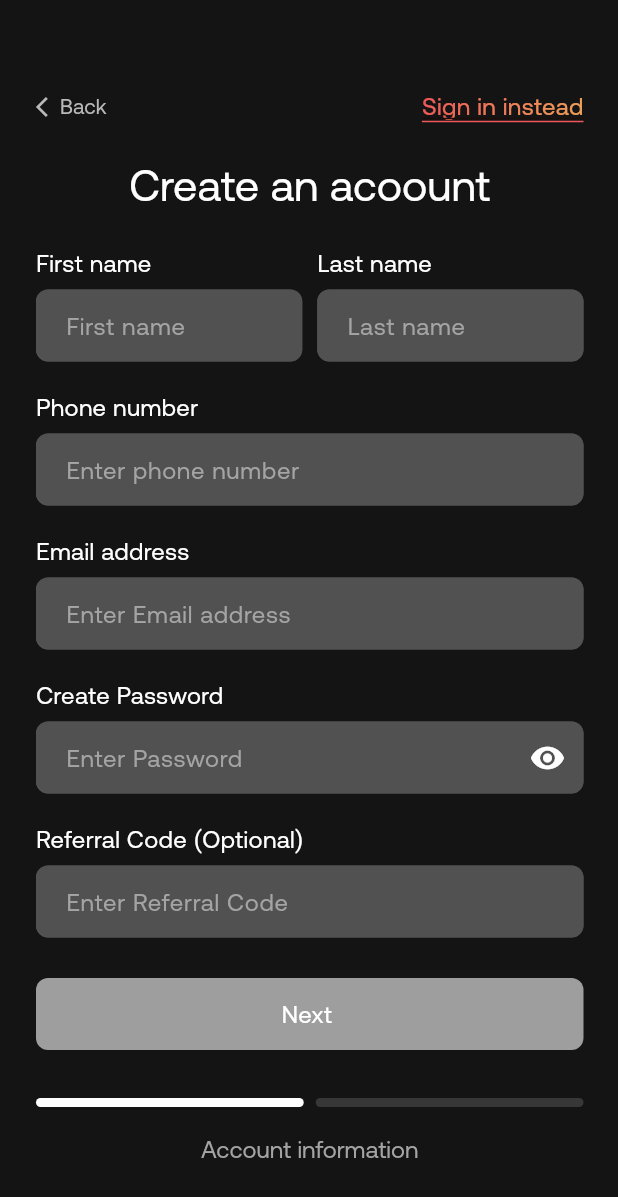
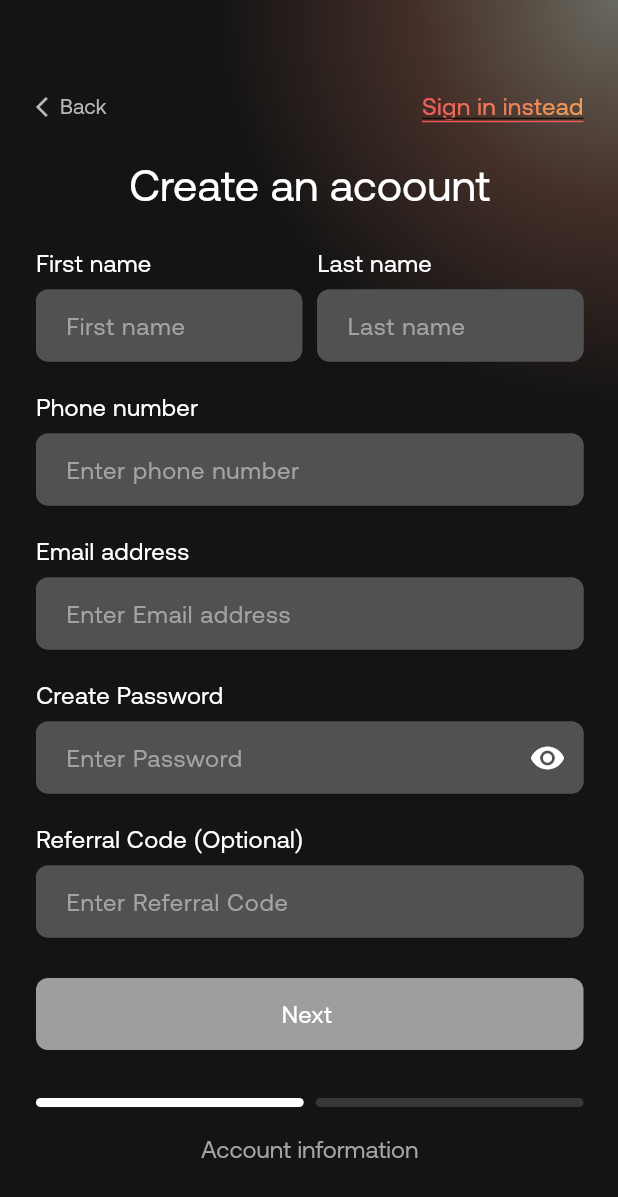
Before and after one commit to Charlie-97/softweb_assessment, a Flutter app: the screen it shows after launch, after a tap on "Create Account", on a phone screen of 412 x 824 dp. Shown: the top 1197 px of the screen. Run offline on Flutter 3.47's test engine with Material 3 defaults, Android fonts, the phone set to English and light mode, and no system bars; our stand-ins replace flutter_svg, gap, pinput.

Commit message:
Fix: Added background gradient

```diff
--- a/lib/ui/common/theming/gradients.dart
+++ b/lib/ui/common/theming/gradients.dart
@@ -19,3 +19,9 @@ final LinearGradient buttonGradient = LinearGradient(
   begin: Alignment.bottomRight,
   end: Alignment.topCenter,
 );
+
+const RadialGradient backgroundGradient = RadialGradient(
+  colors: [Color(0xFF69695F), Color(0xFF442F28), appBlack],
+  center: Alignment.topRight,
+  radius: 1,
+);
--- /dev/null
+++ b/lib/ui/common/widgets/background_gradient.dart
@@ -0,0 +1,21 @@
+import 'package:flutter/material.dart';
+
+import '../theming/gradients.dart';
+
+class BackgroundGradient extends StatelessWidget {
+  const BackgroundGradient({
+    super.key,
+  });
+
+  @override
+  Widget build(BuildContext context) {
+    return Align(
+      alignment: Alignment.topRight,
+      child: Container(
+        width: MediaQuery.sizeOf(context).width * .75,
+        height: MediaQuery.sizeOf(context).width * .65,
+        decoration: const BoxDecoration(gradient: backgroundGradient),
+      ),
+    );
+  }
+}
--- a/lib/ui/screens/authentication/login_view.dart
+++ b/lib/ui/screens/authentication/login_view.dart
@@ -7,6 +7,7 @@ import '../../common/app_colors.dart';
 import '../../common/app_textstyles.dart';
 import '../../common/theming/gradients.dart';
 import '../../common/widgets/app_button.dart';
+import '../../common/widgets/background_gradient.dart';
 import '../../common/widgets/gradient_text.dart';
 import '../../common/widgets/textfield_widget.dart';
 
@@ -41,7 +42,10 @@ class _LoginPageState extends State<LoginPage> with ControllerValidators {
   Widget build(BuildContext context) {
     return Scaffold(
       backgroundColor: appBlack,
-      body: Container(
+      body: Stack(
+        children: [
+          const BackgroundGradient(),
+          Container(
             width: MediaQuery.sizeOf(context).width,
             height: MediaQuery.sizeOf(context).height,
             padding: const EdgeInsets.fromLTRB(24, 59, 23, 0),
@@ -76,7 +80,6 @@ class _LoginPageState extends State<LoginPage> with ControllerValidators {
                     onChanged: (_) {
                       setState(() {});
                     },
-                // height: 76,
                   ),
                   const Gap(24),
                   TextFieldWidget(
@@ -168,8 +171,8 @@ class _LoginPageState extends State<LoginPage> with ControllerValidators {
                           baseline: TextBaseline.alphabetic,
                           alignment: PlaceholderAlignment.baseline,
                           child: GestureDetector(
-                        onTap: () =>
-                            Navigator.of(context).pushNamed(registerPageRoute),
+                            onTap: () => Navigator.of(context)
+                                .pushNamed(registerPageRoute),
                             child: GradientText(
                               gradient: orangeGradient,
                               text: 'Create Account',
@@ -189,6 +192,8 @@ class _LoginPageState extends State<LoginPage> with ControllerValidators {
                 ],
               ),
             ),
+          ),
+        ],
       ),
     );
   }
--- a/lib/ui/screens/authentication/registration_view.dart
+++ b/lib/ui/screens/authentication/registration_view.dart
@@ -7,6 +7,7 @@ import '../../common/app_textstyles.dart';
 import '../../common/theming/gradients.dart';
 import '../../common/widgets/app_back_button.dart';
 import '../../common/widgets/app_button.dart';
+import '../../common/widgets/background_gradient.dart';
 import '../../common/widgets/gradient_text.dart';
 import '../../common/widgets/registration_progress_bar.dart';
 import '../../common/widgets/textfield_widget.dart';
@@ -54,7 +55,10 @@ class _RegistrationViewState extends State<RegistrationView> {
   Widget build(BuildContext context) {
     return Scaffold(
       backgroundColor: appBlack,
-      body: Container(
+      body: Stack(
+        children: [
+          const BackgroundGradient(),
+          Container(
             width: MediaQuery.sizeOf(context).width,
             height: MediaQuery.sizeOf(context).height,
             padding: const EdgeInsets.fromLTRB(24, 59, 23, 0),
@@ -223,6 +227,8 @@ class _RegistrationViewState extends State<RegistrationView> {
               ),
             ),
           ),
+        ],
+      ),
     );
   }
 
--- a/lib/ui/screens/authentication/verify_email_view.dart
+++ b/lib/ui/screens/authentication/verify_email_view.dart
@@ -9,6 +9,7 @@ import 'package:softweb_assessment/ui/common/widgets/registration_progress_bar.d
 import 'package:softweb_assessment/utils/routes.dart';
 
 import '../../common/theming/pin_theme.dart';
+import '../../common/widgets/background_gradient.dart';
 
 class VerifyEmailView extends StatefulWidget {
   const VerifyEmailView({super.key});
@@ -37,7 +38,10 @@ class _VerifyEmailViewState extends State<VerifyEmailView> {
   Widget build(BuildContext context) {
     return Scaffold(
       backgroundColor: appBlack,
-      body: Container(
+      body: Stack(
+        children: [
+          const BackgroundGradient(),
+          Container(
             width: MediaQuery.sizeOf(context).width,
             height: MediaQuery.sizeOf(context).height,
             padding: const EdgeInsets.fromLTRB(24, 59, 23, 0),
@@ -140,6 +144,8 @@ class _VerifyEmailViewState extends State<VerifyEmailView> {
               ],
             ),
           ),
+        ],
+      ),
     );
   }
 
```
Lines whose indentation alone changed are shown as unchanged.
